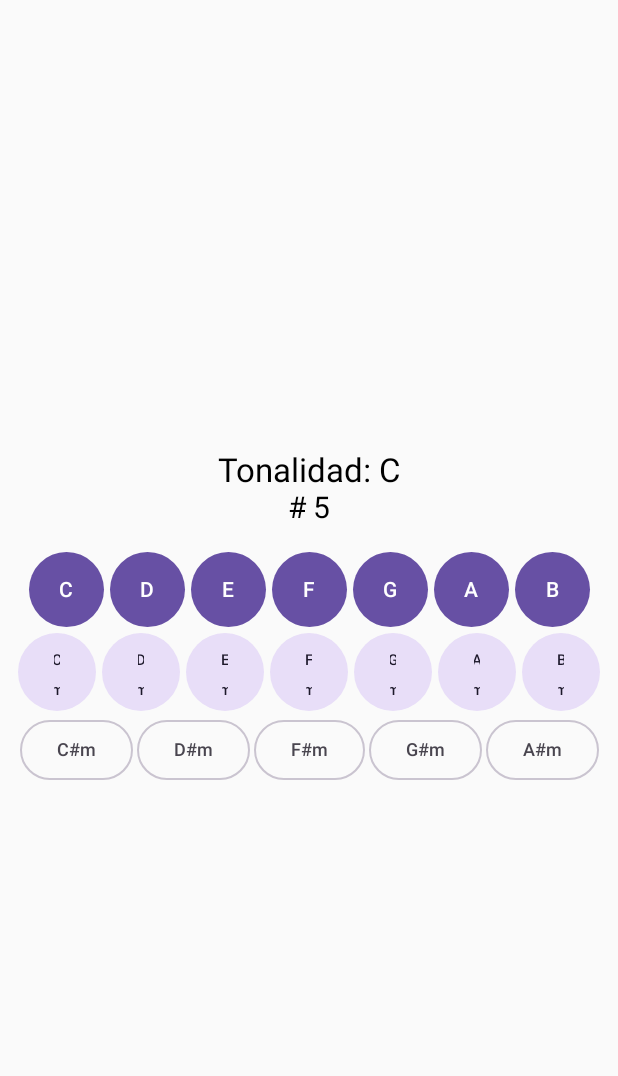
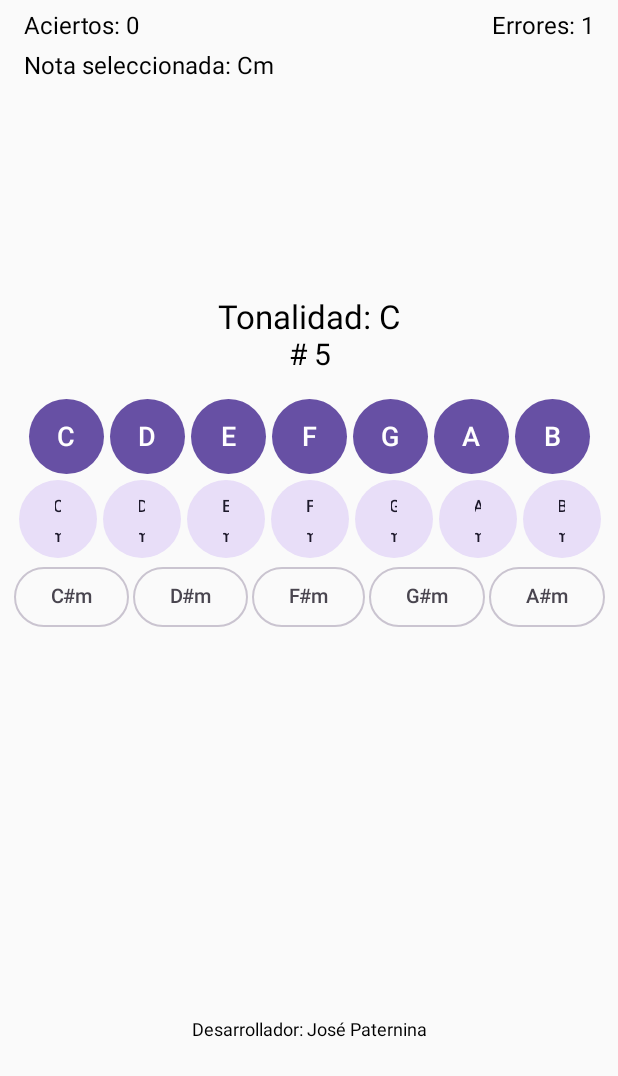
Before and after one commit to JosePater/IdNotas, an Android app built with Jetpack Compose: the screen it shows after launch (MainActivity), after a tap on "Cm", on a phone screen of 412 x 824 dp. Shown: the top 1076 px of the screen. Run offline under Robolectric (Android 15) with nearby library versions, the phone set to English and light mode, and no system bars.

Commit message:
feat: functional app, keys of C, D and G

```diff
--- a/app/src/main/java/com/josepaternina/idnotas/MainActivity.kt
+++ b/app/src/main/java/com/josepaternina/idnotas/MainActivity.kt
@@ -4,10 +4,12 @@ import android.os.Bundle
 import androidx.activity.ComponentActivity
 import androidx.activity.compose.setContent
 import androidx.compose.foundation.layout.Arrangement
+import androidx.compose.foundation.layout.Box
 import androidx.compose.foundation.layout.Column
 import androidx.compose.foundation.layout.Row
 import androidx.compose.foundation.layout.Spacer
 import androidx.compose.foundation.layout.fillMaxSize
+import androidx.compose.foundation.layout.fillMaxWidth
 import androidx.compose.foundation.layout.height
 import androidx.compose.foundation.layout.padding
 import androidx.compose.foundation.layout.width
@@ -24,10 +26,25 @@ import androidx.compose.ui.unit.dp
 import androidx.compose.ui.unit.sp
 import androidx.compose.runtime.*
 import androidx.compose.ui.text.style.TextAlign
+import com.josepaternina.idnotas.GlobalStateTonal.numActual
+import com.josepaternina.idnotas.GlobalStateTonal.tonalidadActual
 
 // Tonalidades ("C", "D", "E", "F", "G", "A", "B")
 val tonalidades = listOf("C", "D", "G")
 val num = listOf(1, 2, 3, 4, 5, 6)
+
+val allNotas = listOf(
+    listOf("C", "Dm", "Em", "F", "G", "Am"),
+    listOf("D", "Em", "F#m", "G", "A", "Bm"),
+    listOf("G", "Am", "Bm", "C", "D", "Em")
+)
+
+// Puntuación
+var puntos by mutableIntStateOf(0)
+var errores by mutableIntStateOf(0)
+
+// Nota seleccionada
+var notaSelect: String by mutableStateOf("")
 
 class MainActivity : ComponentActivity() {
     override fun onCreate(savedInstanceState: Bundle?) {
@@ -41,25 +58,49 @@ class MainActivity : ComponentActivity() {
 @Composable
 fun MyApp() {
     // UI
+    Column {
+        Row(
+            modifier = Modifier
+                .fillMaxWidth()
+                .padding(horizontal = 16.dp, vertical = 8.dp),
+            verticalAlignment = Alignment.Top,
+            horizontalArrangement = Arrangement.SpaceBetween
+
+        ) {
+            Text(text = "Aciertos: $puntos", fontSize = 16.sp)
+            Text(text = "Errores: $errores", fontSize = 16.sp)
+        }
+
+        Text(
+            text = "Nota seleccionada: $notaSelect",
+            fontSize = 16.sp,
+            modifier = Modifier
+                .padding(horizontal = 16.dp)
+                .padding(bottom = 16.dp),
+        )
+
         Column(
             modifier = Modifier
                 .fillMaxSize()
                 .padding(1.dp),
+            verticalArrangement = Arrangement.SpaceAround,
+            horizontalAlignment = Alignment.CenterHorizontally
+        ) {
+            Column(
                 verticalArrangement = Arrangement.Center,
                 horizontalAlignment = Alignment.CenterHorizontally
             ) {
-        Text(
-            text = "Tonalidad: ${GlobalStateTonal.tonalidadActual}",
-            fontSize = 22.sp
-        )
-        Text(
-            text = "# ${GlobalStateTonal.numActual}",
-            fontSize = 20.sp
-        )
+                Text(text = "Tonalidad: $tonalidadActual", fontSize = 22.sp)
+                Text(text = "# $numActual", fontSize = 20.sp)
 
                 Spacer(modifier = Modifier.height(16.dp))
                 NoteButtonsRow()
+
             }
+            Footer()
+        }
+    }
+
 }
 
 // Singleton object que almacena la tonalidad actual
@@ -87,12 +128,28 @@ fun NoteButtonsRow() {
         verticalArrangement = Arrangement.Center,
         horizontalAlignment = Alignment.CenterHorizontally
     ) {
+        // Puntuación
+        fun puntuacion() {
+            allNotas.forEach { nota ->
+                if (nota[0] == tonalidadActual) {
+                    if (notaSelect == nota[numActual - 1]) {
+                        puntos += 1
+                    } else {
+                        errores += 1
+                    }
+                }
+            }
+            // Llamar a cambiar tonalidad
+            GlobalStateTonal.cambiarTonalidad()
+        }
+
         //Notas Mayores
         Row {
             notasMayores.forEach { nota ->
                 Button(
                     onClick = {
-                        GlobalStateTonal.cambiarTonalidad()
+                        notaSelect = nota
+                        puntuacion()
                     },
                     modifier = Modifier
                         .width(54.dp) // Establece el ancho del botón
@@ -101,7 +158,7 @@ fun NoteButtonsRow() {
                 ) {
                     Text(
                         text = nota,
-                        fontSize = 14.sp,
+                        fontSize = 18.sp,
                         textAlign = TextAlign.Center // Centra el texto horizontalmente
                     )
                 }
@@ -113,7 +170,8 @@ fun NoteButtonsRow() {
             notasMenores.forEach { nota ->
                 FilledTonalButton(
                     onClick = {
-                        GlobalStateTonal.cambiarTonalidad()
+                        notaSelect = nota
+                        puntuacion()
                     },
                     modifier = Modifier
                         .width(56.dp) // Establece el ancho del botón
@@ -122,7 +180,7 @@ fun NoteButtonsRow() {
                 ) {
                     Text(
                         text = nota,
-                        fontSize = 10.sp,
+                        fontSize = 11.sp,
                         textAlign = TextAlign.Center
                     )
                 }
@@ -136,13 +194,14 @@ fun NoteButtonsRow() {
             notasMenoresSos.forEach { nota ->
                 OutlinedButton(
                     onClick = {
-                        GlobalStateTonal.cambiarTonalidad()
+                        notaSelect = nota
+                        puntuacion()
                     },
                     modifier = Modifier.padding(horizontal = 1.dp)
                 ) {
                     Text(
                         text = nota,
-                        fontSize = 12.sp, // Tamaño del texto
+                        fontSize = 13.sp, // Tamaño del texto
                         textAlign = TextAlign.Center
                     )
                 }
@@ -152,6 +211,23 @@ fun NoteButtonsRow() {
 
 }
 
+// Footer
+@Composable
+fun Footer() {
+    Box(
+        modifier = Modifier
+            .padding(2.dp)
+    ) {
+        Text(
+            text = "Desarrollador: José Paternina",
+            fontSize = 12.sp,
+            modifier = Modifier
+                .align(Alignment.BottomCenter) // Alinea el texto en la parte inferior central
+        )
+    }
+}
+
+// Preview
 @Preview(showSystemUi = true)
 @Composable
 fun Preview() {
```
Lines whose indentation alone changed are shown as unchanged.
